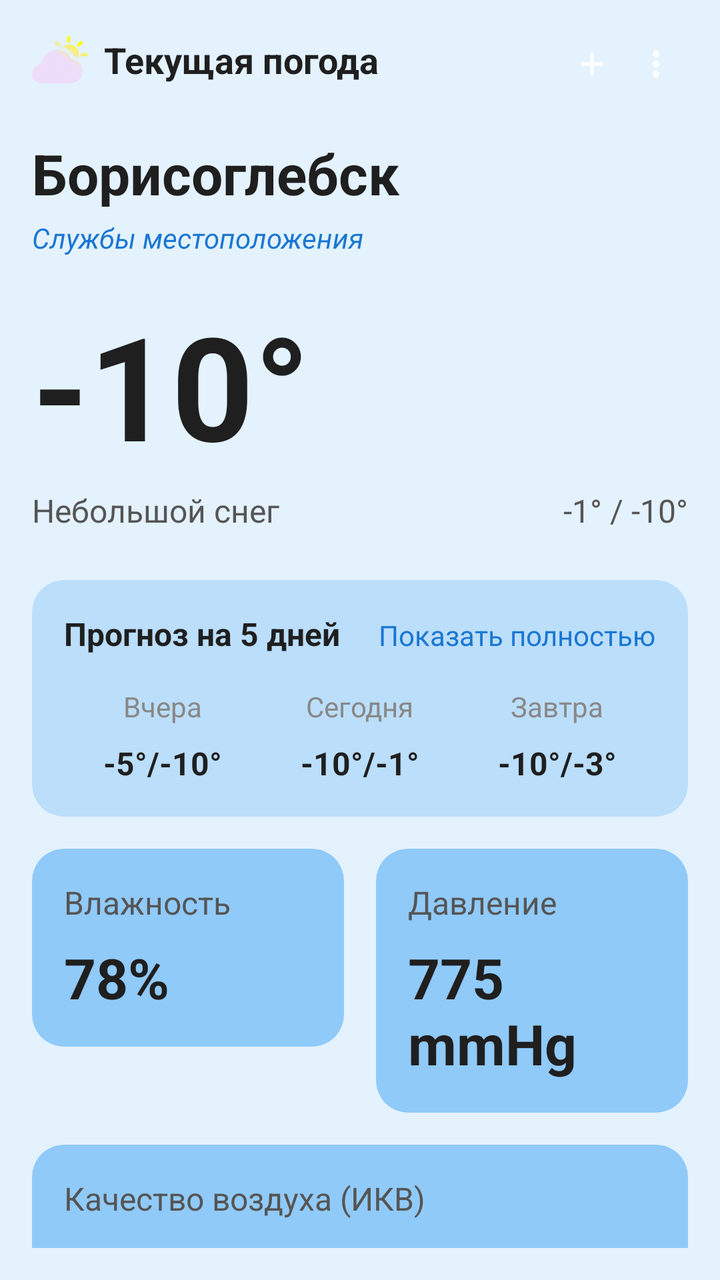
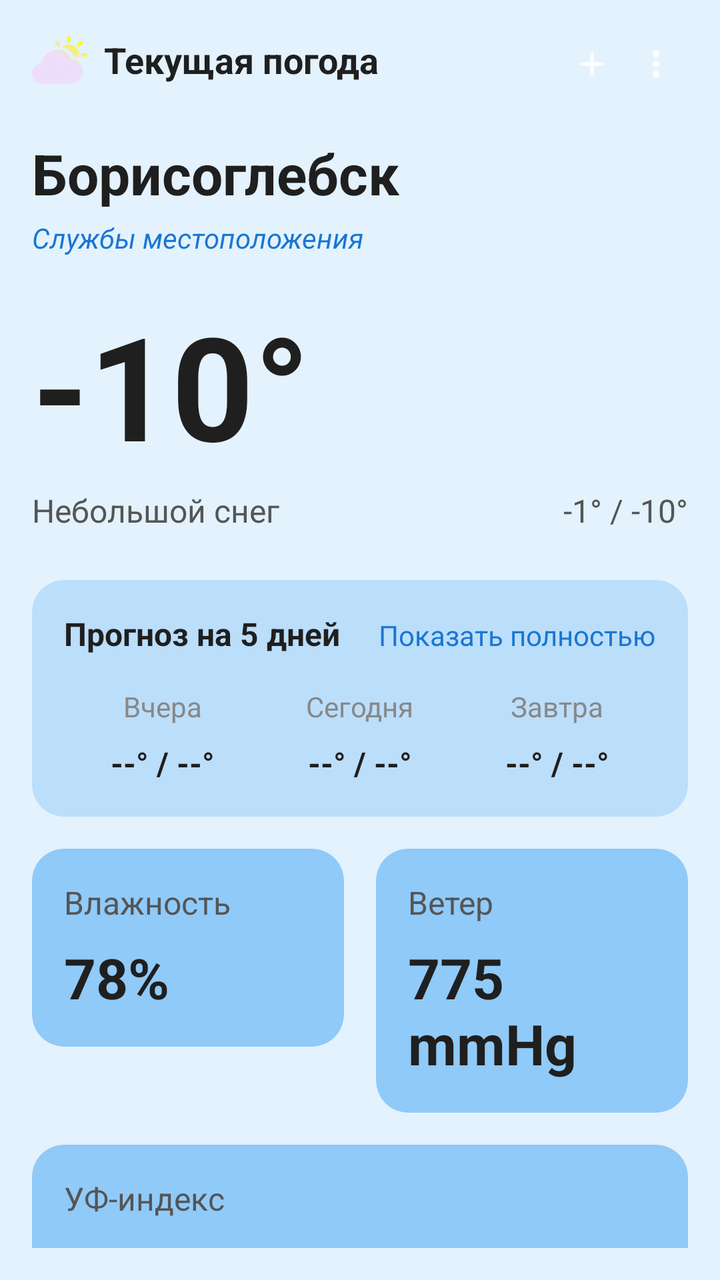

Screens rendered from an Android XML layout before and after an edit, with the pre-edit source and the edit as a unified diff.
<!-- AndroidManifest.xml: application theme Theme.WeatherApp -->
<!-- res/layout/activity_main.xml -->
<?xml version="1.0" encoding="utf-8"?>
<androidx.constraintlayout.widget.ConstraintLayout xmlns:android="http://schemas.android.com/apk/res/android"
    xmlns:app="http://schemas.android.com/apk/res-auto"
    xmlns:tools="http://schemas.android.com/tools"
    android:layout_width="match_parent"
    android:layout_height="match_parent"
    android:background="#E3F2FD"
    android:padding="16dp">

    
    <LinearLayout
        android:id="@+id/topBar"
        android:layout_width="0dp"
        android:layout_height="wrap_content"
        android:orientation="horizontal"
        app:layout_constraintEnd_toEndOf="parent"
        app:layout_constraintStart_toStartOf="parent"
        app:layout_constraintTop_toTopOf="parent">

        
        <LinearLayout
            android:layout_width="0dp"
            android:layout_height="wrap_content"
            android:layout_weight="1"
            android:gravity="center_vertical"
            android:orientation="horizontal">

            <ImageView
                android:id="@+id/weatherIcon"
                android:layout_width="28dp"
                android:layout_height="28dp"
                android:src="@drawable/weather_app_logo" />

            <TextView
                android:layout_width="wrap_content"
                android:layout_height="wrap_content"
                android:layout_marginStart="8dp"
                android:text="Текущая погода"
                android:textColor="#1F1F1F"
                android:textSize="18sp"
                android:textStyle="bold" />
        </LinearLayout>

        
        <LinearLayout
            android:layout_width="wrap_content"
            android:layout_height="wrap_content"
            android:orientation="horizontal">

            <ImageView
                android:id="@+id/settingsButton1"
                android:layout_width="32dp"
                android:layout_height="32dp"
                android:padding="6dp"
                android:src="@drawable/add_location_settings" />

            <ImageView
                android:id="@+id/settingsButton2"
                android:layout_width="32dp"
                android:layout_height="32dp"
                android:padding="6dp"
                android:src="@drawable/more_settings" />
        </LinearLayout>
    </LinearLayout>

    
    <TextView
        android:id="@+id/cityName"
        android:layout_width="wrap_content"
        android:layout_height="wrap_content"
        android:layout_marginTop="20dp"
        android:text="Борисоглебск"
        android:textColor="#1F1F1F"
        android:textSize="28sp"
        android:textStyle="bold"
        app:layout_constraintStart_toStartOf="parent"
        app:layout_constraintTop_toBottomOf="@id/topBar" />

    
    <TextView
        android:id="@+id/locationSettingsLink"
        android:layout_width="wrap_content"
        android:layout_height="wrap_content"
        android:layout_marginTop="4dp"
        android:text="Службы местоположения"
        android:textColor="#1976D2"
        android:textSize="14sp"
        android:textStyle="italic"
        android:clickable="true"
        android:focusable="true"
        android:background="?attr/selectableItemBackground"
        app:layout_constraintStart_toStartOf="@id/cityName"
        app:layout_constraintTop_toBottomOf="@id/cityName" />

    
    <TextView
        android:id="@+id/currentTemp"
        android:layout_width="wrap_content"
        android:layout_height="wrap_content"
        android:layout_marginTop="16dp"
        android:text="-10°"
        android:textColor="#1F1F1F"
        android:textSize="72sp"
        android:textStyle="bold"
        app:layout_constraintStart_toStartOf="parent"
        app:layout_constraintTop_toBottomOf="@id/locationSettingsLink" />

    
    <LinearLayout
        android:id="@+id/weatherInfoRow"
        android:layout_width="0dp"
        android:layout_height="wrap_content"
        android:layout_marginTop="4dp"
        android:orientation="horizontal"
        app:layout_constraintEnd_toEndOf="parent"
        app:layout_constraintStart_toStartOf="parent"
        app:layout_constraintTop_toBottomOf="@id/currentTemp">

        <TextView
            android:id="@+id/weatherDesc"
            android:layout_width="wrap_content"
            android:layout_height="wrap_content"
            android:text="Небольшой снег"
            android:textColor="#555555"
            android:textSize="16sp" />

        <View
            android:layout_width="0dp"
            android:layout_height="0dp"
            android:layout_weight="1" />

        <TextView
            android:id="@+id/todayMinMax"
            android:layout_width="wrap_content"
            android:layout_height="wrap_content"
            android:text="-1° / -10°"
            android:textColor="#555555"
            android:textSize="16sp" />
    </LinearLayout>

    
    <androidx.cardview.widget.CardView
        android:id="@+id/forecastPanel"
        android:layout_width="0dp"
        android:layout_height="wrap_content"
        android:layout_marginTop="24dp"
        app:cardBackgroundColor="#BBDEFB"
        app:cardCornerRadius="16dp"
        app:cardElevation="0dp"
        app:layout_constraintEnd_toEndOf="parent"
        app:layout_constraintStart_toStartOf="parent"
        app:layout_constraintTop_toBottomOf="@id/weatherInfoRow"
        android:clickable="true"
        android:focusable="true">

        <LinearLayout
            android:layout_width="match_parent"
            android:layout_height="wrap_content"
            android:orientation="vertical"
            android:padding="16dp">

            <LinearLayout
                android:layout_width="match_parent"
                android:layout_height="wrap_content"
                android:orientation="horizontal">

                <TextView
                    android:layout_width="0dp"
                    android:layout_height="wrap_content"
                    android:layout_weight="1"
                    android:text="Прогноз на 5 дней"
                    android:textColor="#1F1F1F"
                    android:textSize="16sp"
                    android:textStyle="bold" />

                <TextView
                    android:id="@+id/showFullForecast"
                    android:layout_width="wrap_content"
                    android:layout_height="wrap_content"
                    android:text="Показать полностью"
                    android:textColor="#1976D2"
                    android:textSize="14sp"
                    android:clickable="true"
                    android:focusable="true"
                    android:background="?attr/selectableItemBackground" />
            </LinearLayout>

            <LinearLayout
                android:layout_width="match_parent"
                android:layout_height="wrap_content"
                android:layout_marginTop="16dp"
                android:orientation="horizontal">

                
                <LinearLayout
                    android:layout_width="0dp"
                    android:layout_height="wrap_content"
                    android:layout_weight="1"
                    android:gravity="center"
                    android:orientation="vertical">

                    <TextView
                        android:layout_width="wrap_content"
                        android:layout_height="wrap_content"
                        android:text="Вчера"
                        android:textColor="#888888"
                        android:textSize="14sp" />

                    <TextView
                        android:id="@+id/yesterdayTemp"
                        android:layout_width="wrap_content"
                        android:layout_height="wrap_content"
                        android:layout_marginTop="8dp"
                        android:text="-5°/-10°"
                        android:textColor="#1F1F1F"
                        android:textSize="16sp"
                        android:textStyle="bold" />
                </LinearLayout>

                
                <LinearLayout
                    android:layout_width="0dp"
                    android:layout_height="wrap_content"
                    android:layout_weight="1"
                    android:gravity="center"
                    android:orientation="vertical">

                    <TextView
                        android:layout_width="wrap_content"
                        android:layout_height="wrap_content"
                        android:text="Сегодня"
                        android:textColor="#888888"
                        android:textSize="14sp" />

                    <TextView
                        android:id="@+id/todayForecastTemp"
                        android:layout_width="wrap_content"
                        android:layout_height="wrap_content"
                        android:layout_marginTop="8dp"
                        android:text="-10°/-1°"
                        android:textColor="#1F1F1F"
                        android:textSize="16sp"
                        android:textStyle="bold" />
                </LinearLayout>

                
                <LinearLayout
                    android:layout_width="0dp"
                    android:layout_height="wrap_content"
                    android:layout_weight="1"
                    android:gravity="center"
                    android:orientation="vertical">

                    <TextView
                        android:layout_width="wrap_content"
                        android:layout_height="wrap_content"
                        android:text="Завтра"
                        android:textColor="#888888"
                        android:textSize="14sp" />

                    <TextView
                        android:id="@+id/tomorrowTemp"
                        android:layout_width="wrap_content"
                        android:layout_height="wrap_content"
                        android:layout_marginTop="8dp"
                        android:text="-10°/-3°"
                        android:textColor="#1F1F1F"
                        android:textSize="16sp"
                        android:textStyle="bold" />
                </LinearLayout>
            </LinearLayout>
        </LinearLayout>
    </androidx.cardview.widget.CardView>

    
    <LinearLayout
        android:id="@+id/humidityPressureRow"
        android:layout_width="0dp"
        android:layout_height="wrap_content"
        android:layout_marginTop="16dp"
        android:orientation="horizontal"
        app:layout_constraintEnd_toEndOf="parent"
        app:layout_constraintStart_toStartOf="parent"
        app:layout_constraintTop_toBottomOf="@id/forecastPanel">

        <androidx.cardview.widget.CardView
            android:layout_width="0dp"
            android:layout_height="wrap_content"
            android:layout_marginEnd="8dp"
            android:layout_weight="1"
            app:cardBackgroundColor="#90CAF9"
            app:cardCornerRadius="16dp"
            app:cardElevation="0dp">

            <LinearLayout
                android:layout_width="match_parent"
                android:layout_height="wrap_content"
                android:orientation="vertical"
                android:padding="16dp">

                <TextView
                    android:layout_width="wrap_content"
                    android:layout_height="wrap_content"
                    android:text="Влажность"
                    android:textColor="#555555"
                    android:textSize="16sp" />

                <TextView
                    android:id="@+id/humidityValue"
                    android:layout_width="wrap_content"
                    android:layout_height="wrap_content"
                    android:layout_marginTop="8dp"
                    android:text="78%"
                    android:textColor="#1F1F1F"
                    android:textSize="28sp"
                    android:textStyle="bold" />
            </LinearLayout>
        </androidx.cardview.widget.CardView>

        <androidx.cardview.widget.CardView
            android:layout_width="0dp"
            android:layout_height="wrap_content"
            android:layout_marginStart="8dp"
            android:layout_weight="1"
            app:cardBackgroundColor="#90CAF9"
            app:cardCornerRadius="16dp"
            app:cardElevation="0dp">

            <LinearLayout
                android:layout_width="match_parent"
                android:layout_height="wrap_content"
                android:orientation="vertical"
                android:padding="16dp">

                <TextView
                    android:layout_width="wrap_content"
                    android:layout_height="wrap_content"
                    android:text="Давление"
                    android:textColor="#555555"
                    android:textSize="16sp" />

                <TextView
                    android:id="@+id/pressureValue"
                    android:layout_width="wrap_content"
                    android:layout_height="wrap_content"
                    android:layout_marginTop="8dp"
                    android:text="775 mmHg"
                    android:textColor="#1F1F1F"
                    android:textSize="28sp"
                    android:textStyle="bold" />
            </LinearLayout>
        </androidx.cardview.widget.CardView>
    </LinearLayout>

    
    <androidx.cardview.widget.CardView
        android:id="@+id/airQualityPanel"
        android:layout_width="0dp"
        android:layout_height="wrap_content"
        android:layout_marginTop="16dp"
        app:cardBackgroundColor="#90CAF9"
        app:cardCornerRadius="16dp"
        app:cardElevation="0dp"
        app:layout_constraintEnd_toEndOf="parent"
        app:layout_constraintStart_toStartOf="parent"
        app:layout_constraintTop_toBottomOf="@id/humidityPressureRow">

        <LinearLayout
            android:layout_width="match_parent"
            android:layout_height="wrap_content"
            android:orientation="vertical"
            android:padding="16dp">

            <TextView
                android:layout_width="wrap_content"
                android:layout_height="wrap_content"
                android:text="Качество воздуха (ИКВ)"
                android:textColor="#555555"
                android:textSize="16sp" />

            <TextView
                android:id="@+id/aqiValue"
                android:layout_width="wrap_content"
                android:layout_height="wrap_content"
                android:layout_marginTop="8dp"
                android:text="69"
                android:textColor="#1F1F1F"
                android:textSize="28sp"
                android:textStyle="bold" />
        </LinearLayout>
    </androidx.cardview.widget.CardView>

    
    <TextView
        android:id="@+id/dataSource"
        android:layout_width="wrap_content"
        android:layout_height="wrap_content"
        android:layout_marginTop="16dp"
        android:text="Данные предоставлены Яндекс.Погода"
        android:textColor="#999999"
        android:textSize="12sp"
        app:layout_constraintEnd_toEndOf="parent"
        app:layout_constraintStart_toStartOf="parent"
        app:layout_constraintTop_toBottomOf="@id/airQualityPanel" />

</androidx.constraintlayout.widget.ConstraintLayout>
<!-- resources referenced by this layout -->
<resources>
  <!-- drawable add_location_settings: png bitmap (drawable, 276 bytes) -->
  <!-- drawable more_settings: png bitmap (drawable, 232 bytes) -->
  <!-- drawable weather_app_logo: png bitmap (drawable, 17439 bytes) -->
  <style name="Theme.WeatherApp" parent="Theme.MaterialComponents.DayNight.NoActionBar">
          <item name="colorPrimary">@color/cardview_dark_background</item>
          <item name="colorPrimaryVariant">@color/black</item>
          <item name="colorOnPrimary">@color/white</item>
      </style>
  <color name="black">#000000</color>
  <color name="white">#FFFFFF</color>
</resources>

<!-- the commit's change to res/layout/activity_main.xml (unified diff, before → after) -->
@@ -25,6 +25,7 @@
             android:gravity="center_vertical"
             android:orientation="horizontal">
 
+            
             <ImageView
                 android:id="@+id/weatherIcon"
                 android:layout_width="28dp"
@@ -159,6 +160,7 @@
             android:orientation="vertical"
             android:padding="16dp">
 
+            
             <LinearLayout
                 android:layout_width="match_parent"
                 android:layout_height="wrap_content"
@@ -185,6 +187,7 @@
                     android:background="?attr/selectableItemBackground" />
             </LinearLayout>
 
+            
             <LinearLayout
                 android:layout_width="match_parent"
                 android:layout_height="wrap_content"
@@ -211,7 +214,7 @@
                         android:layout_width="wrap_content"
                         android:layout_height="wrap_content"
                         android:layout_marginTop="8dp"
-                        android:text="-5°/-10°"
+                        android:text="--° / --°"
                         android:textColor="#1F1F1F"
                         android:textSize="16sp"
                         android:textStyle="bold" />
@@ -237,7 +240,7 @@
                         android:layout_width="wrap_content"
                         android:layout_height="wrap_content"
                         android:layout_marginTop="8dp"
-                        android:text="-10°/-1°"
+                        android:text="--° / --°"
                         android:textColor="#1F1F1F"
                         android:textSize="16sp"
                         android:textStyle="bold" />
@@ -263,7 +266,7 @@
                         android:layout_width="wrap_content"
                         android:layout_height="wrap_content"
                         android:layout_marginTop="8dp"
-                        android:text="-10°/-3°"
+                        android:text="--° / --°"
                         android:textColor="#1F1F1F"
                         android:textSize="16sp"
                         android:textStyle="bold" />
@@ -283,6 +286,7 @@
         app:layout_constraintStart_toStartOf="parent"
         app:layout_constraintTop_toBottomOf="@id/forecastPanel">
 
+        
         <androidx.cardview.widget.CardView
             android:layout_width="0dp"
             android:layout_height="wrap_content"
@@ -317,6 +321,7 @@
             </LinearLayout>
         </androidx.cardview.widget.CardView>
 
+        
         <androidx.cardview.widget.CardView
             android:layout_width="0dp"
             android:layout_height="wrap_content"
@@ -335,7 +340,7 @@
                 <TextView
                     android:layout_width="wrap_content"
                     android:layout_height="wrap_content"
-                    android:text="Давление"
+                    android:text="Ветер"
                     android:textColor="#555555"
                     android:textSize="16sp" />
 
@@ -374,7 +379,7 @@
             <TextView
                 android:layout_width="wrap_content"
                 android:layout_height="wrap_content"
-                android:text="Качество воздуха (ИКВ)"
+                android:text="УФ-индекс"
                 android:textColor="#555555"
                 android:textSize="16sp" />
 
@@ -396,7 +401,7 @@
         android:layout_width="wrap_content"
         android:layout_height="wrap_content"
         android:layout_marginTop="16dp"
-        android:text="Данные предоставлены Яндекс.Погода"
+        android:text="Данные предоставлены AccuWeather"
         android:textColor="#999999"
         android:textSize="12sp"
         app:layout_constraintEnd_toEndOf="parent"
